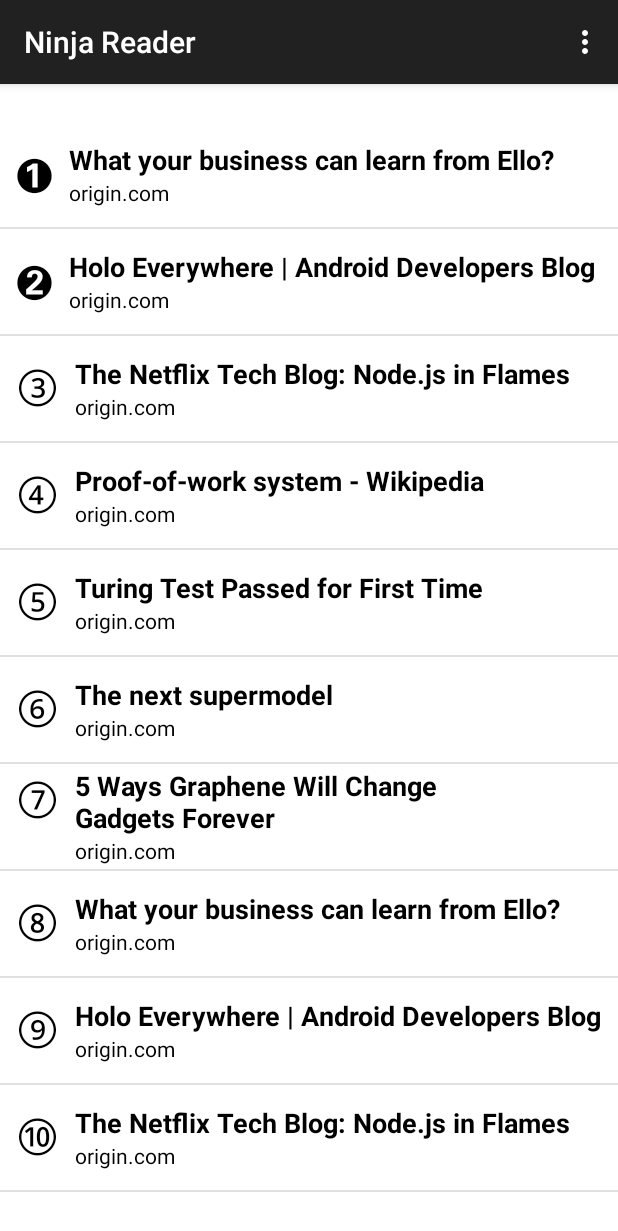
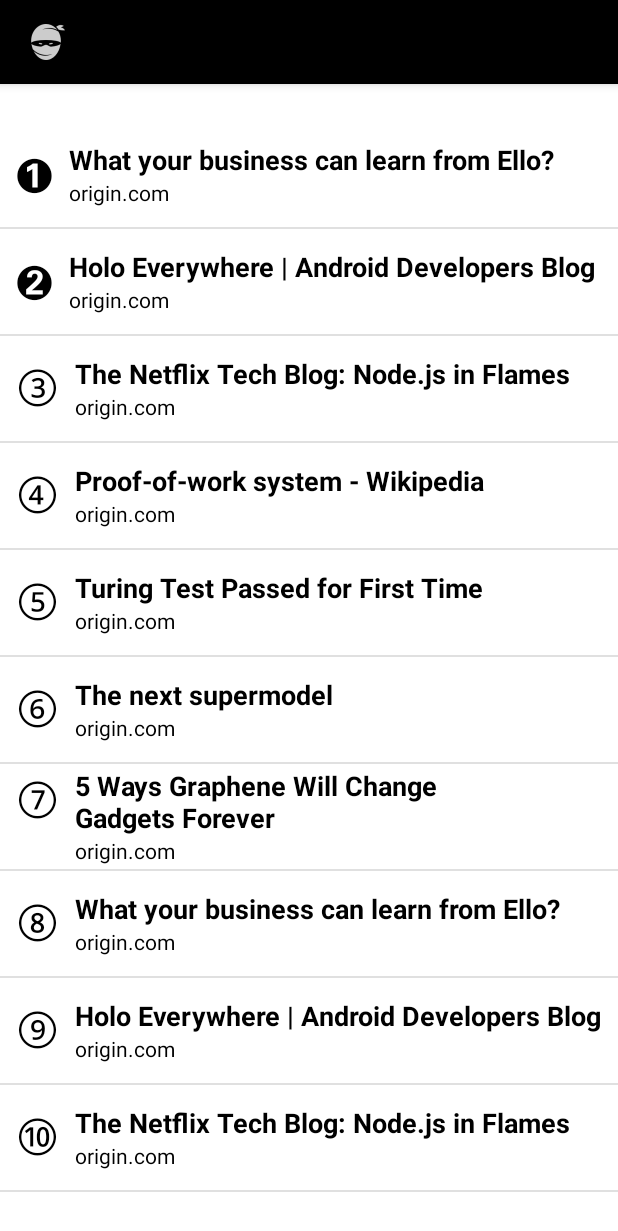
Before and after one commit to NinjaReader/AndroidNinjaReader, an Android app: the screen it shows after launch (MainActivity), on a phone screen of 412 x 824 dp. Shown: the top 1231 px of the screen. Run offline under Robolectric (Android 15) with nearby library versions, the phone set to English and light mode, and no system bars; libraries missing offline, so code that uses them is left out: com.facebook; 5 statements that could not run were skipped.

Commit message:
adding log and some styles

```diff
--- a/app/src/main/AndroidManifest.xml
+++ b/app/src/main/AndroidManifest.xml
@@ -12,7 +12,7 @@
         android:theme="@style/AppTheme">
         <activity
             android:name="com.example.ninjareader.MainActivity"
-            android:label="@string/app_name">
+            android:label="">
             <intent-filter>
                 <action android:name="android.intent.action.MAIN" />
 
--- a/app/src/main/java/com/example/ninjareader/MainActivity.java
+++ b/app/src/main/java/com/example/ninjareader/MainActivity.java
@@ -26,6 +26,9 @@ public class MainActivity extends ActionBarActivity {
     protected void onCreate(Bundle savedInstanceState) {
         super.onCreate(savedInstanceState);
         setContentView(R.layout.activity_main);
+
+        //I'D LIKE TO MAKE IT WORK THROUGH THE STYLES..
+        getSupportActionBar().setDisplayShowHomeEnabled(true);
 
         if(getIntent().getAction().equals(Intent.ACTION_SEND))
         {
@@ -66,11 +69,6 @@ public class MainActivity extends ActionBarActivity {
         // automatically handle clicks on the Home/Up button, so long
         // as you specify a parent activity in AndroidManifest.xml.
         int id = item.getItemId();
-
-        //noinspection SimplifiableIfStatement
-        if (id == R.id.action_settings) {
-            return true;
-        }
 
         return super.onOptionsItemSelected(item);
     }
--- a/app/src/main/res/menu/menu_main.xml
+++ b/app/src/main/res/menu/menu_main.xml
@@ -1,6 +1,5 @@
 <menu xmlns:android="http://schemas.android.com/apk/res/android"
     xmlns:app="http://schemas.android.com/apk/res-auto"
     xmlns:tools="http://schemas.android.com/tools" tools:context=".LoginActivity">
-    <item android:id="@+id/action_settings" android:title="@string/action_settings"
-        android:orderInCategory="100" app:showAsAction="never" />
+
 </menu>
--- a/app/src/main/res/values/styles.xml
+++ b/app/src/main/res/values/styles.xml
@@ -5,6 +5,13 @@
         <!-- Customize your theme here. -->
         <item name="android:windowBackground">@android:color/white</item>
         <item name="android:textColor">@android:color/black</item>
+        <item name="android:windowContentOverlay">@null</item>
+        <item name="actionBarStyle">@style/CustomActionBar</item>
+    </style>
+    <style name="CustomActionBar" parent="Base.Widget.AppCompat.ActionBar">
+        <item name="icon">@drawable/ic_logo</item> <!-- THIS IS NOT WORKING, YOU GUYS KNOW WHY? -->
+        <item name="background">@android:color/black</item>
     </style>
 
+
 </resources>
```
Also changed, not shown: app/src/main/ic_launcher-web.png (added), app/src/main/res/drawable-hdpi/ic_logo.png (added), app/src/main/res/drawable-mdpi/ic_logo.png (added), app/src/main/res/drawable-xhdpi/ic_logo.png (added), app/src/main/res/drawable-xxhdpi/ic_logo.png (added), app/src/main/res/mipmap-hdpi/ic_launcher.png (added), app/src/main/res/mipmap-mdpi/ic_launcher.png (added), app/src/main/res/mipmap-xhdpi/ic_launcher.png (added), app/src/main/res/mipmap-xxhdpi/ic_launcher.png (added), app/src/main/res/mipmap-xxxhdpi/ic_launcher.png (added).
